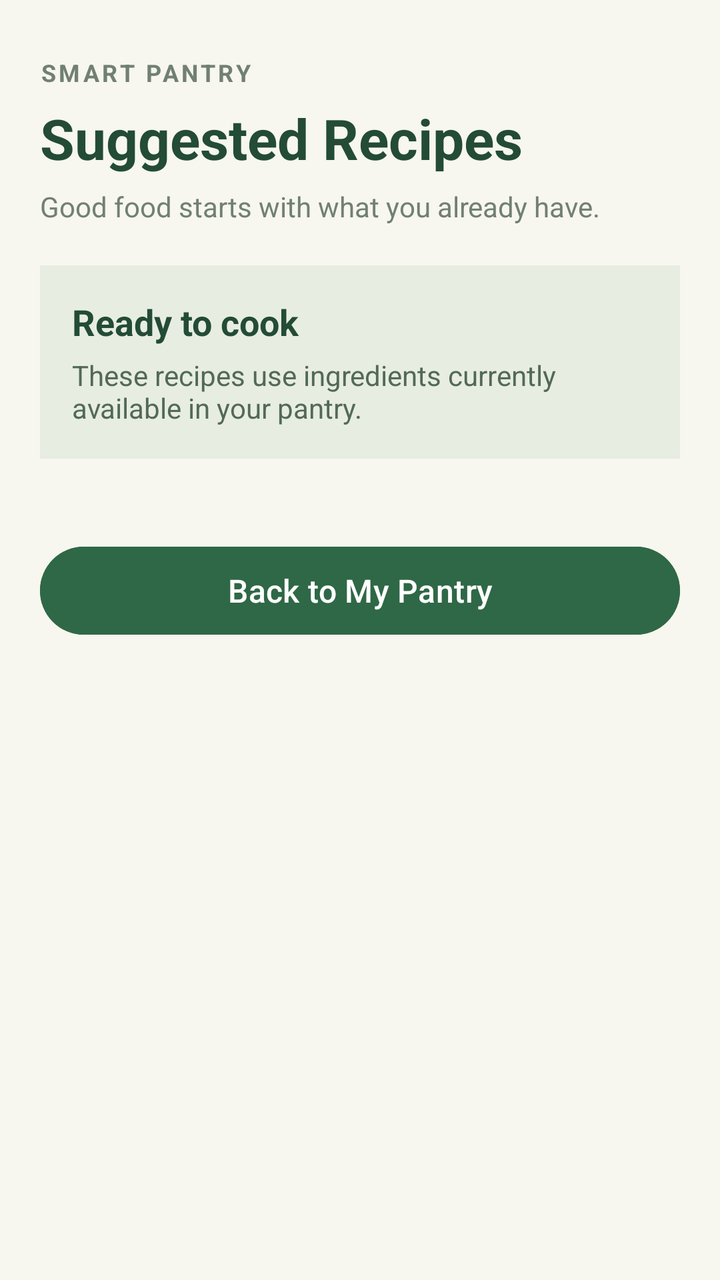
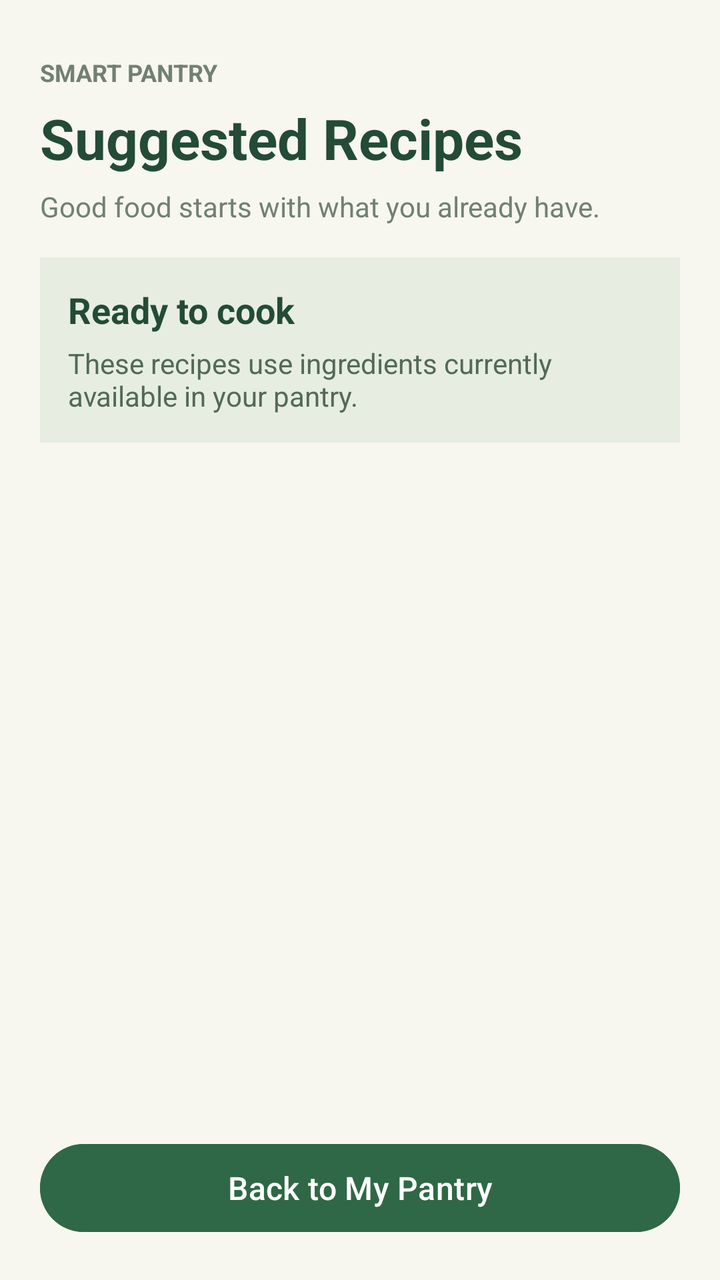

Two renders of the same Android screen: before a commit and after it. Below are the layout's source before the change and the commit's diff.
<!-- AndroidManifest.xml: application theme Theme.SmartPantryManager -->
<!-- res/layout/activity_suggested_recipes.xml -->
<?xml version="1.0" encoding="utf-8"?>
<ScrollView xmlns:android="http://schemas.android.com/apk/res/android"
    android:layout_width="match_parent"
    android:layout_height="match_parent"
    android:background="#F7F6EF"
    android:fillViewport="true">

    <LinearLayout
        android:id="@+id/main"
        android:layout_width="match_parent"
        android:layout_height="wrap_content"
        android:orientation="vertical"
        android:padding="20dp">

        <TextView
            android:layout_width="match_parent"
            android:layout_height="wrap_content"
            android:text="SMART PANTRY"
            android:textColor="#718071"
            android:textSize="12sp"
            android:textStyle="bold"
            android:letterSpacing="0.12"
            android:layout_marginTop="8dp" />

        <TextView
            android:layout_width="match_parent"
            android:layout_height="wrap_content"
            android:text="Suggested Recipes"
            android:textColor="#234B35"
            android:textSize="28sp"
            android:textStyle="bold"
            android:layout_marginTop="6dp" />

        <TextView
            android:layout_width="match_parent"
            android:layout_height="wrap_content"
            android:text="Good food starts with what you already have."
            android:textColor="#718071"
            android:textSize="14sp"
            android:layout_marginTop="6dp"
            android:layout_marginBottom="20dp" />

        <LinearLayout
            android:layout_width="match_parent"
            android:layout_height="wrap_content"
            android:orientation="vertical"
            android:padding="16dp"
            android:background="#E7EDE1"
            android:layout_marginBottom="20dp">

            <TextView
                android:layout_width="match_parent"
                android:layout_height="wrap_content"
                android:text="Ready to cook"
                android:textColor="#234B35"
                android:textSize="18sp"
                android:textStyle="bold" />

            <TextView
                android:layout_width="match_parent"
                android:layout_height="wrap_content"
                android:layout_marginTop="5dp"
                android:text="These recipes use ingredients currently available in your pantry."
                android:textColor="#536957"
                android:textSize="14sp" />

        </LinearLayout>

        <androidx.recyclerview.widget.RecyclerView
            android:id="@+id/recyclerViewRecipes"
            android:layout_width="match_parent"
            android:layout_height="wrap_content"
            android:nestedScrollingEnabled="false"
            android:clipToPadding="false"
            android:paddingBottom="8dp" />

        <TextView
            android:id="@+id/textNoRecipes"
            android:layout_width="match_parent"
            android:layout_height="wrap_content"
            android:text="No recipes available yet. Add more ingredients to your pantry to discover what you can make!"
            android:textColor="#536957"
            android:textSize="15sp"
            android:gravity="center"
            android:padding="24dp"
            android:visibility="gone" />

        <Button
            android:id="@+id/buttonBackToPantry"
            android:layout_width="match_parent"
            android:layout_height="wrap_content"
            android:layout_marginTop="12dp"
            android:layout_marginBottom="12dp"
            android:text="Back to My Pantry"
            android:textAllCaps="false"
            android:textSize="16sp"
            android:textColor="#FFFFFF"
            android:backgroundTint="#2F6846"
            android:minHeight="52dp" />

    </LinearLayout>

</ScrollView>
<!-- resources referenced by this layout -->
<resources>
  <style name="Theme.SmartPantryManager" parent="Base.Theme.SmartPantryManager" />
  <style name="Base.Theme.SmartPantryManager" parent="Theme.Material3.DayNight.NoActionBar">
          
          
      </style>
</resources>

<!-- the commit's change to res/layout/activity_suggested_recipes.xml (unified diff, before → after) -->
@@ -1,103 +1,95 @@
 <?xml version="1.0" encoding="utf-8"?>
-<ScrollView xmlns:android="http://schemas.android.com/apk/res/android"
+<LinearLayout xmlns:android="http://schemas.android.com/apk/res/android"
+    android:id="@+id/main"
     android:layout_width="match_parent"
     android:layout_height="match_parent"
-    android:background="#F7F6EF"
-    android:fillViewport="true">
+    android:orientation="vertical"
+    android:padding="20dp"
+    android:background="#F7F6EF">
+
+    <TextView
+        android:layout_width="match_parent"
+        android:layout_height="wrap_content"
+        android:text="SMART PANTRY"
+        android:textColor="#718071"
+        android:textSize="12sp"
+        android:textStyle="bold"
+        android:layout_marginTop="8dp" />
+
+    <TextView
+        android:layout_width="match_parent"
+        android:layout_height="wrap_content"
+        android:text="Suggested Recipes"
+        android:textColor="#234B35"
+        android:textSize="28sp"
+        android:textStyle="bold"
+        android:layout_marginTop="6dp" />
+
+    <TextView
+        android:layout_width="match_parent"
+        android:layout_height="wrap_content"
+        android:text="Good food starts with what you already have."
+        android:textColor="#718071"
+        android:textSize="14sp"
+        android:layout_marginTop="6dp"
+        android:layout_marginBottom="16dp" />
 
     <LinearLayout
-        android:id="@+id/main"
         android:layout_width="match_parent"
         android:layout_height="wrap_content"
         android:orientation="vertical"
-        android:padding="20dp">
+        android:padding="14dp"
+        android:background="#E7EDE1"
+        android:layout_marginBottom="12dp">
 
         <TextView
             android:layout_width="match_parent"
             android:layout_height="wrap_content"
-            android:text="SMART PANTRY"
-            android:textColor="#718071"
-            android:textSize="12sp"
-            android:textStyle="bold"
-            android:letterSpacing="0.12"
-            android:layout_marginTop="8dp" />
+            android:text="Ready to cook"
+            android:textColor="#234B35"
+            android:textSize="18sp"
+            android:textStyle="bold" />
 
         <TextView
             android:layout_width="match_parent"
             android:layout_height="wrap_content"
-            android:text="Suggested Recipes"
-            android:textColor="#234B35"
-            android:textSize="28sp"
-            android:textStyle="bold"
-            android:layout_marginTop="6dp" />
-
-        <TextView
-            android:layout_width="match_parent"
-            android:layout_height="wrap_content"
-            android:text="Good food starts with what you already have."
-            android:textColor="#718071"
+            android:text="These recipes use ingredients currently available in your pantry."
+            android:textColor="#536957"
             android:textSize="14sp"
-            android:layout_marginTop="6dp"
-            android:layout_marginBottom="20dp" />
-
-        <LinearLayout
-            android:layout_width="match_parent"
-            android:layout_height="wrap_content"
-            android:orientation="vertical"
-            android:padding="16dp"
-            android:background="#E7EDE1"
-            android:layout_marginBottom="20dp">
-
-            <TextView
-                android:layout_width="match_parent"
-                android:layout_height="wrap_content"
-                android:text="Ready to cook"
-                android:textColor="#234B35"
-                android:textSize="18sp"
-                android:textStyle="bold" />
-
-            <TextView
-                android:layout_width="match_parent"
-                android:layout_height="wrap_content"
-                android:layout_marginTop="5dp"
-                android:text="These recipes use ingredients currently available in your pantry."
-                android:textColor="#536957"
-                android:textSize="14sp" />
-
-        </LinearLayout>
-
-        <androidx.recyclerview.widget.RecyclerView
-            android:id="@+id/recyclerViewRecipes"
-            android:layout_width="match_parent"
-            android:layout_height="wrap_content"
-            android:nestedScrollingEnabled="false"
-            android:clipToPadding="false"
-            android:paddingBottom="8dp" />
-
-        <TextView
-            android:id="@+id/textNoRecipes"
-            android:layout_width="match_parent"
-            android:layout_height="wrap_content"
-            android:text="No recipes available yet. Add more ingredients to your pantry to discover what you can make!"
-            android:textColor="#536957"
-            android:textSize="15sp"
-            android:gravity="center"
-            android:padding="24dp"
-            android:visibility="gone" />
-
-        <Button
-            android:id="@+id/buttonBackToPantry"
-            android:layout_width="match_parent"
-            android:layout_height="wrap_content"
-            android:layout_marginTop="12dp"
-            android:layout_marginBottom="12dp"
-            android:text="Back to My Pantry"
-            android:textAllCaps="false"
-            android:textSize="16sp"
-            android:textColor="#FFFFFF"
-            android:backgroundTint="#2F6846"
-            android:minHeight="52dp" />
+            android:layout_marginTop="5dp" />
 
     </LinearLayout>
 
-</ScrollView>
+    <TextView
+        android:id="@+id/textNoRecipes"
+        android:layout_width="match_parent"
+        android:layout_height="wrap_content"
+        android:text="No recipes available yet. Add more ingredients to your pantry to discover what you can make!"
+        android:textColor="#536957"
+        android:textSize="15sp"
+        android:gravity="center"
+        android:padding="24dp"
+        android:visibility="gone" />
+
+    <androidx.recyclerview.widget.RecyclerView
+        android:id="@+id/recyclerViewRecipes"
+        android:layout_width="match_parent"
+        android:layout_height="0dp"
+        android:layout_weight="1"
+        android:nestedScrollingEnabled="true"
+        android:clipToPadding="false"
+        android:paddingBottom="8dp" />
+
+    <Button
+        android:id="@+id/buttonBackToPantry"
+        android:layout_width="match_parent"
+        android:layout_height="wrap_content"
+        android:layout_marginTop="8dp"
+        android:text="Back to My Pantry"
+        android:textAllCaps="false"
+        android:textSize="16sp"
+        android:textColor="#FFFFFF"
+        android:backgroundTint="#2F6846"
+        android:minHeight="52dp" />
+
+</LinearLayout>
